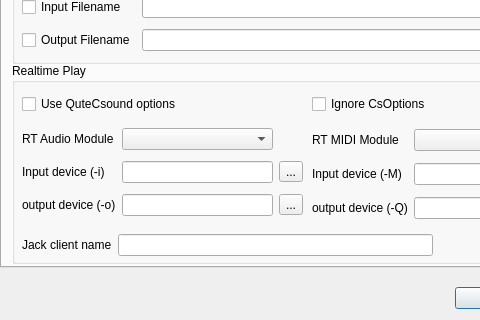
First picture: the form in src/configdialog.ui, repository CsoundQt/CsoundQt, before the edit; both pictures show x 0 to 480 and y 273 to 593 of the 624 by 593 pixel window.
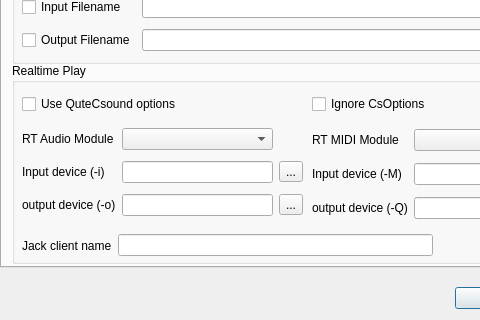
Second picture: the form after the edit. The open tabs and pages were chosen to show the change.

Commit message: Added line number display in status bar Reverted changes string in Configuration menu to preserve existing translations Fixed error in FM Synth example in widget channel names

Diff of the .ui file:
```diff
--- a/src/configdialog.ui
+++ b/src/configdialog.ui
@@ -392,7 +392,7 @@
         <x>10</x>
         <y>170</y>
         <width>411</width>
-        <height>24</height>
+        <height>25</height>
        </rect>
       </property>
       <layout class="QHBoxLayout" name="horizontalLayout_3" >
```
Left out of the diff: 4 changed lines with no effect on the pictures. The commit also changes 5 other files.
